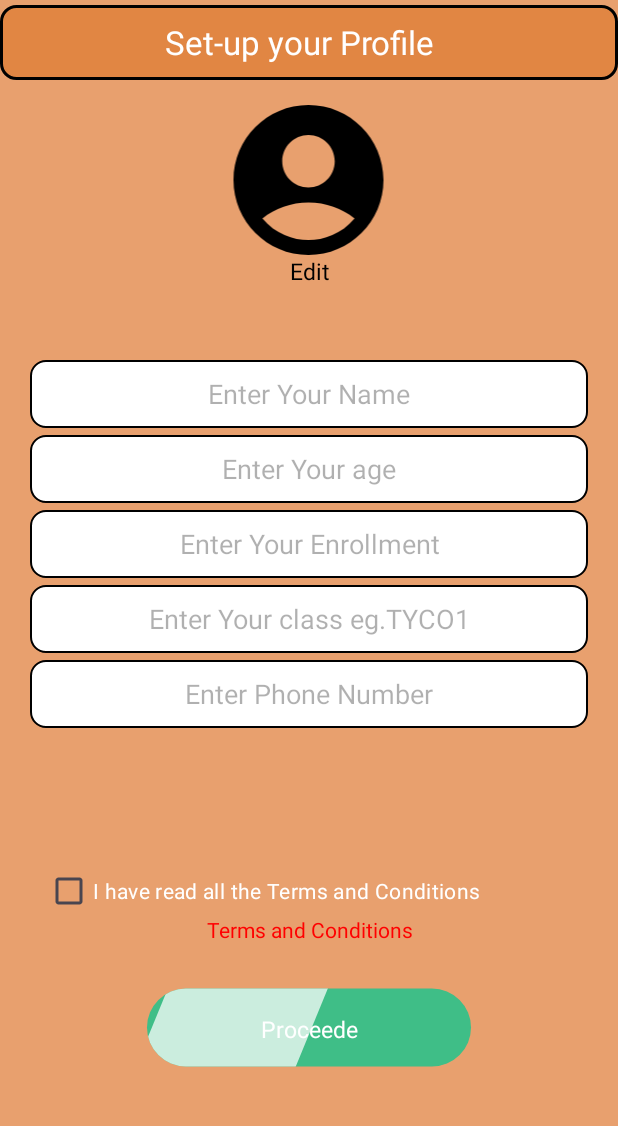
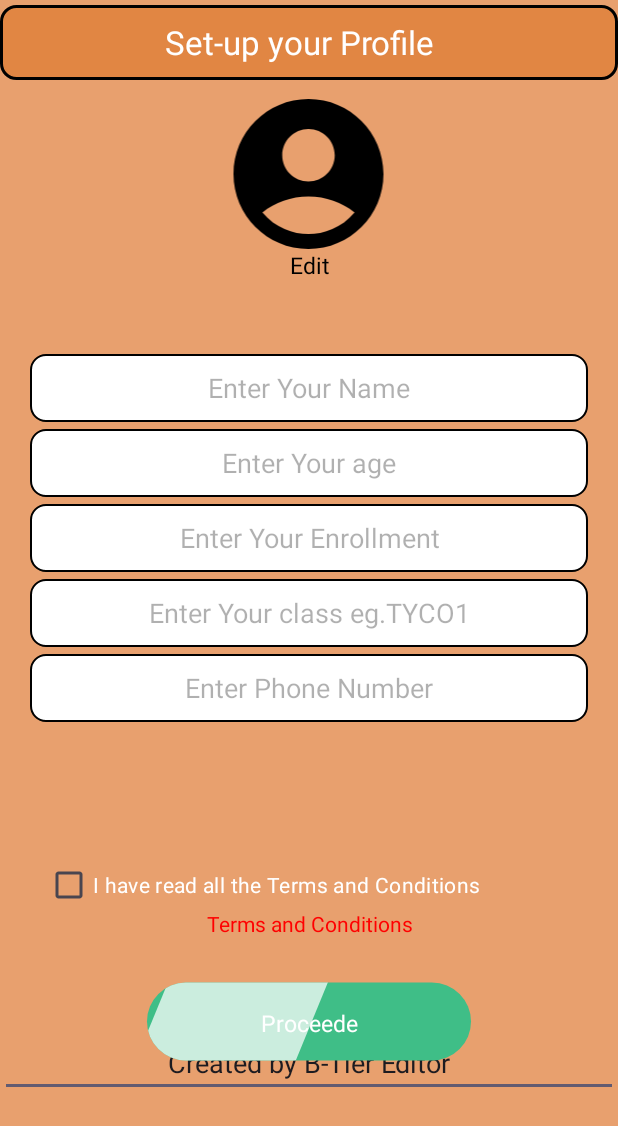
Before and after one commit to BTierEditor/Co-Lab-Connect, an Android app: the Profile screen opened directly, with no data from a screen before it, on a phone screen of 412 x 824 dp. Shown: the top 1126 px of the screen. Run offline under Robolectric (Android 15) with nearby library versions, the phone set to English and light mode, and no system bars; our stand-ins replace Firebase (no records; nobody signed in at launch, a user with empty details on screens opened directly).

Commit message:
1st Commit[PC]

```diff
--- a/app/src/main/res/layout/activity_profile.xml
+++ b/app/src/main/res/layout/activity_profile.xml
@@ -110,6 +110,13 @@
                 android:textColor="#000000"
                 android:textColorHint="@color/gray" />
 
+            <androidx.appcompat.widget.AppCompatAutoCompleteTextView
+                android:layout_width="match_parent"
+                android:layout_height="wrap_content"
+                android:gravity="center"
+                android:layout_marginTop="640dp"
+                android:text="Created by B-Tier Editor"/>
+
             <androidx.appcompat.widget.AppCompatCheckBox
                 android:id="@+id/terms_and_conditions"
                 android:layout_width="match_parent"
```
